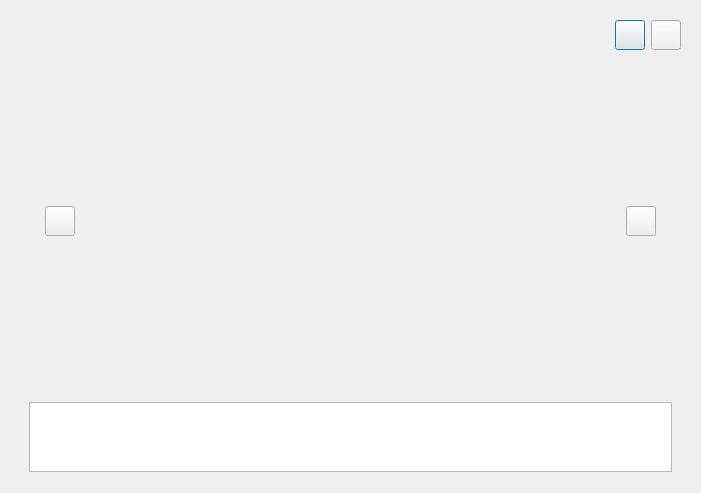
Above: slideshowdialog.ui from Sprinining/qt-album before the change. Below: the same form after it.
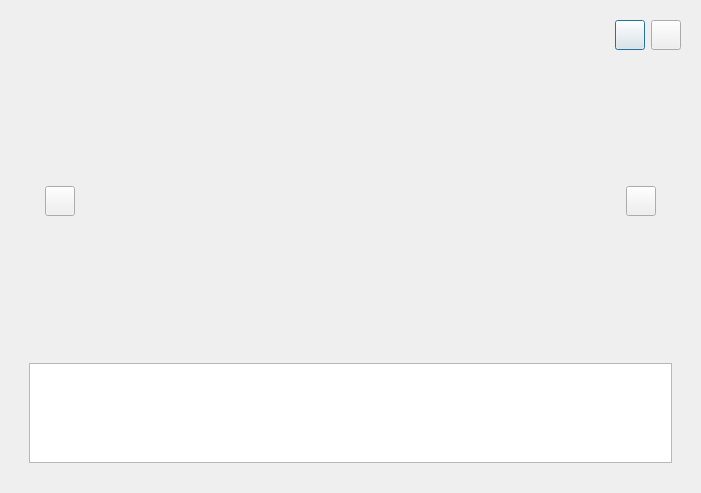
That is the form after the change. Custom widgets are drawn as their Qt base class.

Commit message: style: 更新界面

Diff of the .ui file:
```diff
--- a/slideshowdialog.ui
+++ b/slideshowdialog.ui
@@ -169,13 +169,13 @@
         <property name="minimumSize">
          <size>
           <width>0</width>
-          <height>80</height>
+          <height>120</height>
          </size>
         </property>
         <property name="maximumSize">
          <size>
           <width>16777215</width>
-          <height>80</height>
+          <height>120</height>
          </size>
         </property>
         <layout class="QHBoxLayout" name="horizontalLayout_6">
@@ -184,15 +184,21 @@
            <property name="minimumSize">
             <size>
              <width>0</width>
-             <height>70</height>
+             <height>100</height>
             </size>
            </property>
            <property name="maximumSize">
             <size>
              <width>16777215</width>
-             <height>70</height>
+             <height>100</height>
             </size>
            </property>
+           <property name="flow">
+            <enum>QListView::Flow::LeftToRight</enum>
+           </property>
+           <property name="viewMode">
+            <enum>QListView::ViewMode::IconMode</enum>
+           </property>
           </widget>
          </item>
         </layout>
@@ -220,6 +226,11 @@
    <header location="global">animationwidget.h</header>
    <container>1</container>
   </customwidget>
+  <customwidget>
+   <class>PreviewListWidget</class>
+   <extends>QListWidget</extends>
+   <header location="global">previewlistwidget.h</header>
+  </customwidget>
  </customwidgets>
  <resources/>
  <connections/>
```
Left out of the diff: 2 changed lines with no effect on the pictures.
